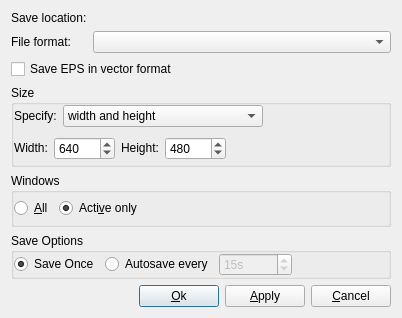
Kst-plot/kst, file src/libkstapp/exportgraphicsdialog.ui: the form before one commit.
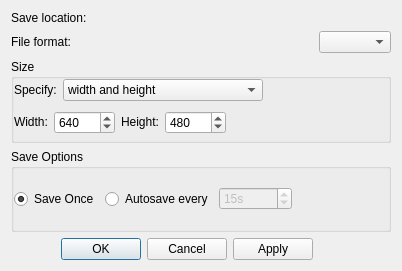
The form after the commit. Custom widgets are drawn as their Qt base class.

Commit message: Add functionality to ExportGraphicsDialog and connect UI components.

What changed in the file:
```diff
--- a/src/libkstapp/exportgraphicsdialog.ui
+++ b/src/libkstapp/exportgraphicsdialog.ui
@@ -6,7 +6,7 @@
     <x>0</x>
     <y>0</y>
     <width>402</width>
-    <height>303</height>
+    <height>271</height>
    </rect>
   </property>
   <property name="windowTitle" >
@@ -16,7 +16,19 @@
    <property name="margin" >
     <number>11</number>
    </property>
-   <property name="spacing" >
+   <property name="topMargin" >
+    <number>11</number>
+   </property>
+   <property name="rightMargin" >
+    <number>11</number>
+   </property>
+   <property name="bottomMargin" >
+    <number>11</number>
+   </property>
+   <property name="horizontalSpacing" >
+    <number>6</number>
+   </property>
+   <property name="verticalSpacing" >
     <number>6</number>
    </property>
    <item row="0" column="0" >
@@ -56,27 +68,18 @@
     </widget>
    </item>
    <item row="0" column="1" colspan="4" >
-    <widget class="QLabel" native="1" name="_saveLocation" />
+    <widget class="Kst::FileRequester" native="1" name="_saveLocation" />
    </item>
    <item row="1" column="1" colspan="4" >
     <widget class="QComboBox" name="_comboBoxFormats" >
      <property name="sizePolicy" >
-      <sizepolicy>
-       <hsizetype>1</hsizetype>
-       <vsizetype>0</vsizetype>
+      <sizepolicy vsizetype="Fixed" hsizetype="Minimum" >
        <horstretch>0</horstretch>
        <verstretch>0</verstretch>
       </sizepolicy>
      </property>
     </widget>
    </item>
-   <item row="2" column="0" colspan="5" >
-    <widget class="QCheckBox" name="_saveEPSVector" >
-     <property name="text" >
-      <string>Save EPS in vector format</string>
-     </property>
-    </widget>
-   </item>
    <item row="5" column="0" colspan="5" >
     <widget class="QGroupBox" name="buttonGroup2" >
      <property name="title" >
@@ -156,53 +159,15 @@
      </layout>
     </widget>
    </item>
-   <item row="7" column="4" >
-    <widget class="QPushButton" name="_cancel" >
-     <property name="sizePolicy" >
-      <sizepolicy>
-       <hsizetype>0</hsizetype>
-       <vsizetype>0</vsizetype>
-       <horstretch>0</horstretch>
-       <verstretch>0</verstretch>
-      </sizepolicy>
-     </property>
-     <property name="text" >
-      <string>&amp;Cancel</string>
-     </property>
-    </widget>
-   </item>
-   <item row="7" column="3" >
-    <widget class="QPushButton" name="_Apply" >
-     <property name="sizePolicy" >
-      <sizepolicy>
-       <hsizetype>0</hsizetype>
-       <vsizetype>0</vsizetype>
-       <horstretch>0</horstretch>
-       <verstretch>0</verstretch>
-      </sizepolicy>
-     </property>
-     <property name="text" >
-      <string>&amp;Apply</string>
-     </property>
-    </widget>
-   </item>
-   <item row="7" column="2" >
-    <widget class="QPushButton" name="_ok" >
-     <property name="sizePolicy" >
-      <sizepolicy>
-       <hsizetype>0</hsizetype>
-       <vsizetype>0</vsizetype>
-       <horstretch>0</horstretch>
-       <verstretch>0</verstretch>
-      </sizepolicy>
-     </property>
-     <property name="text" >
-      <string>&amp;Ok</string>
-     </property>
-     <property name="default" >
-      <bool>true</bool>
-     </property>
-    </widget>
+   <item row="7" colspan="5">
+      <widget class="QDialogButtonBox" name="_buttonBox" >
+        <property name="orientation" >
+          <enum>Qt::Horizontal</enum>
+        </property>
+        <property name="standardButtons" >
+          <set>QDialogButtonBox::Apply|QDialogButtonBox::Cancel|QDialogButtonBox::NoButton|QDialogButtonBox::Ok</set>
+        </property>
+      </widget>
    </item>
    <item row="3" column="0" colspan="5" >
     <widget class="QGroupBox" name="groupBox1" >
@@ -213,7 +178,19 @@
       <property name="margin" >
        <number>0</number>
       </property>
-      <property name="spacing" >
+      <property name="topMargin" >
+       <number>0</number>
+      </property>
+      <property name="rightMargin" >
+       <number>0</number>
+      </property>
+      <property name="bottomMargin" >
+       <number>0</number>
+      </property>
+      <property name="horizontalSpacing" >
+       <number>6</number>
+      </property>
+      <property name="verticalSpacing" >
        <number>6</number>
       </property>
       <item row="1" column="0" >
@@ -227,9 +204,7 @@
         <item>
          <widget class="QLabel" name="TextLabel3" >
           <property name="sizePolicy" >
-           <sizepolicy>
-            <hsizetype>0</hsizetype>
-            <vsizetype>0</vsizetype>
+           <sizepolicy vsizetype="Fixed" hsizetype="Fixed" >
             <horstretch>0</horstretch>
             <verstretch>0</verstretch>
            </sizepolicy>
@@ -267,9 +242,7 @@
         <item>
          <widget class="QLabel" name="TextLabel4" >
           <property name="sizePolicy" >
-           <sizepolicy>
-            <hsizetype>0</hsizetype>
-            <vsizetype>0</vsizetype>
+           <sizepolicy vsizetype="Fixed" hsizetype="Fixed" >
             <horstretch>0</horstretch>
             <verstretch>0</verstretch>
            </sizepolicy>
@@ -388,96 +361,22 @@
      </layout>
     </widget>
    </item>
-   <item row="6" column="0" colspan="5" >
-    <spacer>
-     <property name="orientation" >
-      <enum>Qt::Vertical</enum>
-     </property>
-     <property name="sizeType" >
-      <enum>QSizePolicy::Expanding</enum>
-     </property>
-     <property name="sizeHint" >
-      <size>
-       <width>380</width>
-       <height>21</height>
-      </size>
-     </property>
-    </spacer>
-   </item>
-   <item row="4" column="0" colspan="5" >
-    <widget class="QGroupBox" name="buttonGroup1" >
-     <property name="title" >
-      <string>Windows</string>
-     </property>
-     <layout class="QHBoxLayout" >
-      <property name="margin" >
-       <number>0</number>
-      </property>
-      <property name="spacing" >
-       <number>6</number>
-      </property>
-      <item>
-       <widget class="QRadioButton" name="_radioButtonAll" >
-        <property name="whatsThis" >
-         <string>Plot all windows in separate files.  The window number  will be appended to the file names.</string>
-        </property>
-        <property name="text" >
-         <string>&amp;All</string>
-        </property>
-       </widget>
-      </item>
-      <item>
-       <widget class="QRadioButton" name="_radioButtonActive" >
-        <property name="whatsThis" >
-         <string>Only plot the active window.</string>
-        </property>
-        <property name="text" >
-         <string>Acti&amp;ve only</string>
-        </property>
-        <property name="checked" >
-         <bool>true</bool>
-        </property>
-       </widget>
-      </item>
-      <item>
-       <spacer>
-        <property name="orientation" >
-         <enum>Qt::Horizontal</enum>
-        </property>
-        <property name="sizeType" >
-         <enum>QSizePolicy::Expanding</enum>
-        </property>
-        <property name="sizeHint" >
-         <size>
-          <width>160</width>
-          <height>31</height>
-         </size>
-        </property>
-       </spacer>
-      </item>
-     </layout>
-    </widget>
-   </item>
-   <item row="7" column="0" colspan="2" >
-    <spacer>
-     <property name="orientation" >
-      <enum>Qt::Horizontal</enum>
-     </property>
-     <property name="sizeType" >
-      <enum>QSizePolicy::Expanding</enum>
-     </property>
-     <property name="sizeHint" >
-      <size>
-       <width>60</width>
-       <height>20</height>
-      </size>
-     </property>
-    </spacer>
-   </item>
   </layout>
  </widget>
  <layoutdefault spacing="6" margin="11" />
  <pixmapfunction>qPixmapFromMimeSource</pixmapfunction>
+ <customwidgets>
+  <customwidget>
+   <class>Kst::ComboBox</class>
+   <extends>QComboBox</extends>
+   <header>combobox.h</header>
+  </customwidget>
+  <customwidget>
+   <class>Kst::FileRequester</class>
+   <extends>QWidget</extends>
+   <header>filerequester.h</header>
+  </customwidget>
+ </customwidgets>
  <tabstops>
   <tabstop>_saveLocation</tabstop>
   <tabstop>_comboBoxFormats</tabstop>
```
Left out of the diff: 79 changed lines with no effect on the pictures. The commit also changes 4 other files.
